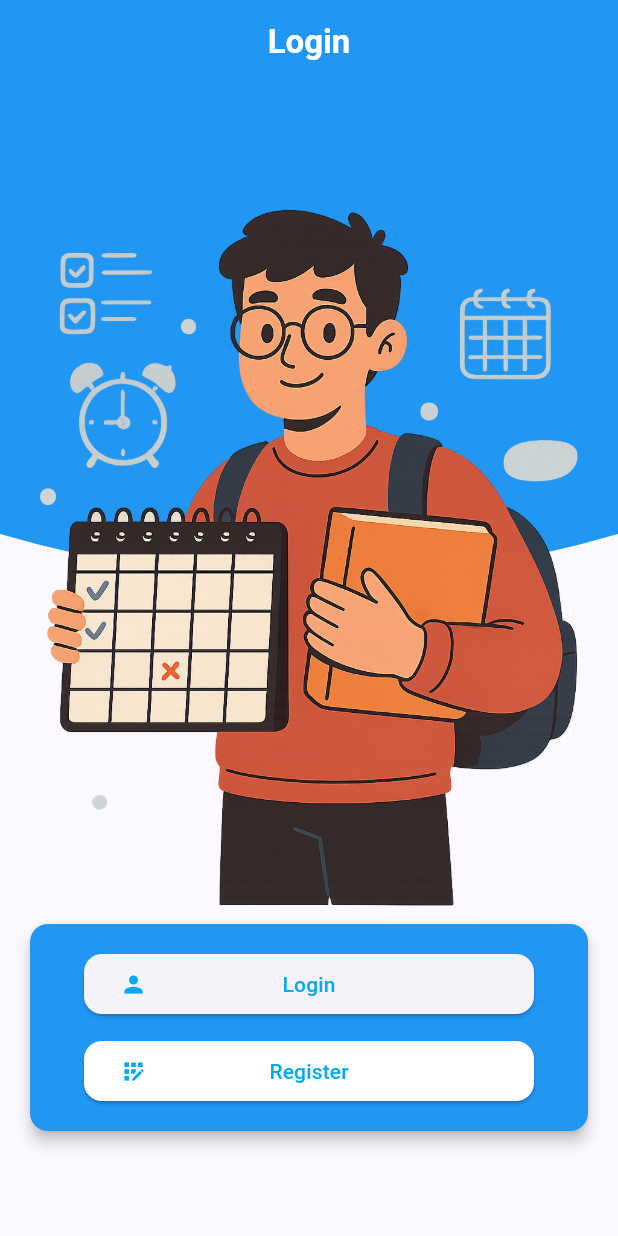
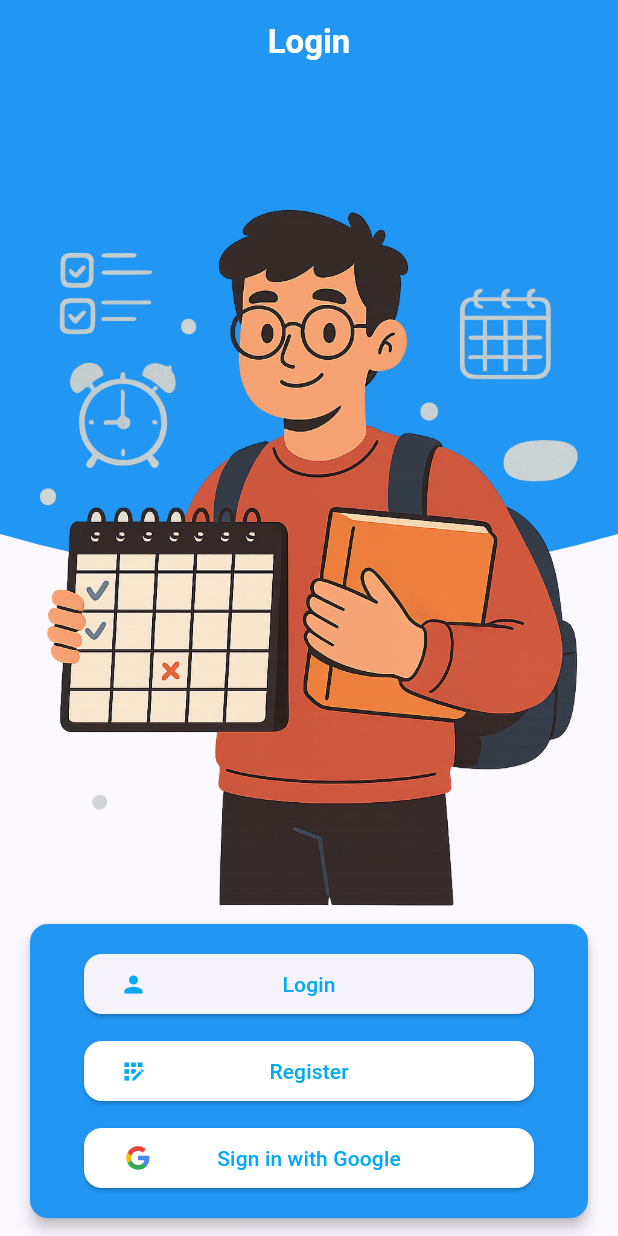
Before and after one commit to Devanhahaha/Tugas-Besar, a Flutter app: the screen it shows after launch, on a phone screen of 412 x 824 dp. Run offline on Flutter 3.47's test engine with Material 3 defaults, Android fonts, the light colour scheme and no system bars; our stand-ins replace camera, firebase_auth, firebase_core, flutter_local_notifications, google_sign_in, image_picker and 5 more; missing offline and left inert: google_mlkit_text_recognition; accounts and stored records are empty.

Commit message:
finish kayaknya

```diff
--- /dev/null
+++ b/lib/components/clip_path.dart
@@ -0,0 +1,17 @@
+import 'package:flutter/material.dart';
+
+class ClipPathClass extends CustomClipper<Path> {
+  @override
+  Path getClip(Size size) {
+    Path path = Path();
+    path.lineTo(0, size.height - 60);
+    path.quadraticBezierTo(
+        size.width / 2, size.height, size.width, size.height - 60);
+    path.lineTo(size.width, 0);
+    path.close();
+    return path;
+  }
+
+  @override
+  bool shouldReclip(covariant CustomClipper<Path> oldClipper) => false;
+}
--- a/lib/screens/calender_screen.dart
+++ b/lib/screens/calender_screen.dart
@@ -131,7 +131,8 @@ class _CalendarScreenState extends State<CalendarScreen> {
 
     return Scaffold(
       appBar: AppBar(
-        title: const Text('Kalender Mingguan', style: TextStyle(color: Colors.white)),
+        title: const Text('Kalender Mingguan',
+            style: TextStyle(color: Colors.white)),
         backgroundColor: Colors.lightBlue,
       ),
       body: Column(
--- a/lib/screens/login_screen.dart
+++ b/lib/screens/login_screen.dart
@@ -1,6 +1,11 @@
 import 'package:flutter/material.dart';
+import 'package:tugas_besar_mobile2/components/clip_path.dart';
+import 'package:tugas_besar_mobile2/components/square_tile.dart';
+import 'package:tugas_besar_mobile2/screens/home_screen.dart';
 import 'package:tugas_besar_mobile2/screens/loginForm_screen.dart';
 import 'package:tugas_besar_mobile2/screens/registerForm_screen.dart';
+import 'package:tugas_besar_mobile2/services/auth_services.dart';
+
 class LoginScreen extends StatelessWidget {
   const LoginScreen({super.key});
 
@@ -159,6 +164,36 @@ class LoginScreen extends StatelessWidget {
                                 ],
                               ),
                             ),
+                            const SizedBox(height: 10),
+                            ElevatedButton(
+                              onPressed: () =>
+                                  AuthServices().signInWithGoogle(context),
+                              style: ElevatedButton.styleFrom(
+                                backgroundColor: Colors.white,
+                                shape: RoundedRectangleBorder(
+                                  borderRadius: BorderRadius.circular(12),
+                                ),
+                              ),
+                              child: Stack(
+                                alignment: Alignment.center,
+                                children: [
+                                  Align(
+                                    alignment: Alignment.centerLeft,
+                                    child: Image.asset(
+                                      'assets/images/google.jpg',
+                                      width: 24,
+                                      height: 24,
+                                    ),
+                                  ),
+                                  Center(
+                                    child: Text(
+                                      'Sign in with Google',
+                                      style: TextStyle(color: Colors.lightBlue),
+                                    ),
+                                  ),
+                                ],
+                              ),
+                            ),
                           ],
                         ),
                       ),
@@ -185,19 +220,3 @@ class LoginScreen extends StatelessWidget {
     );
   }
 }
-
-class ClipPathClass extends CustomClipper<Path> {
-  @override
-  Path getClip(Size size) {
-    Path path = Path();
-    path.lineTo(0, size.height - 60);
-    path.quadraticBezierTo(
-        size.width / 2, size.height, size.width, size.height - 60);
-    path.lineTo(size.width, 0);
-    path.close();
-    return path;
-  }
-
-  @override
-  bool shouldReclip(covariant CustomClipper<Path> oldClipper) => false;
-}
--- a/pubspec.yaml
+++ b/pubspec.yaml
@@ -48,6 +48,9 @@ dependencies:
   cupertino_icons: ^1.0.8
   camera: ^0.11.1
   provider: ^6.1.5
+  google_sign_in: ^6.3.0
+  firebase_auth: ^5.5.4
+  firebase_core: ^3.13.1
 
 dev_dependencies:
   flutter_test:
```
Also changed, not shown: lib/components/square_tile.dart (added, +24 -0 lines), lib/main.dart (+7 -0 lines), lib/providers/ocr_provider.dart (added, +26 -0 lines), lib/providers/user_provider.dart (added, +50 -0 lines), lib/screens/add_edit_task_screen.dart (+3 -4 lines), lib/screens/home_screen.dart (+34 -2 lines), lib/screens/scan_task_screen.dart (+41 -12 lines), lib/services/auth_services.dart (added, +45 -0 lines), lib/services/firebase_option.dart (added, +13 -0 lines), assets/images/google.jpg (added), pubspec.lock, 5 other files.
